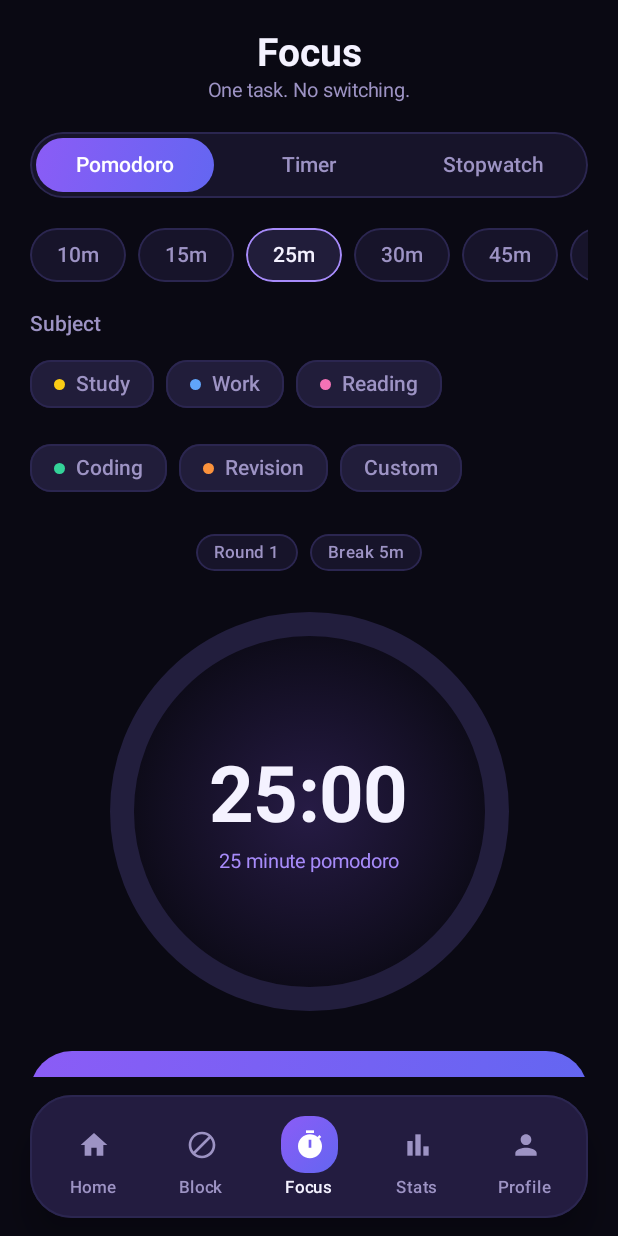
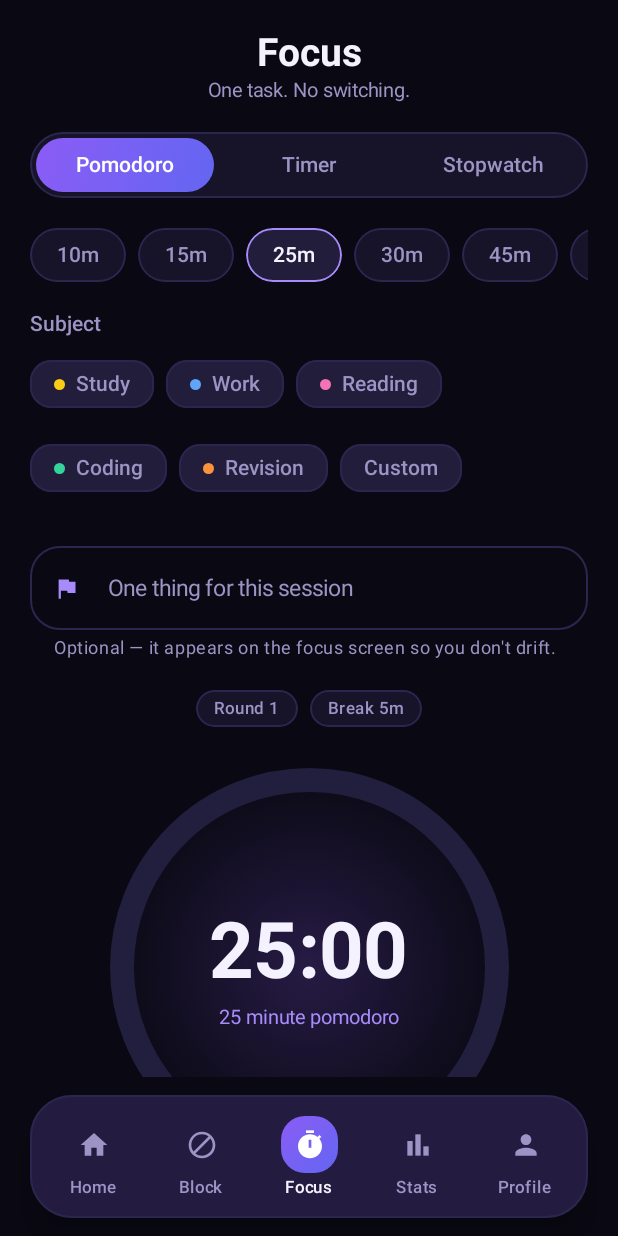
Before and after one commit to DhakadStudio/frostlock, an Android app built with Jetpack Compose: the FocusScreen screen opened through its navigation route, on a phone screen of 412 x 824 dp. Run offline under Robolectric (Android 15) with nearby library versions, the phone set to English and light mode, and no system bars; our stand-ins replace Dagger/Hilt's generated code.

Commit message:
Add per-session focus intention on timer and immersive screen

```diff
--- a/app/src/main/java/com/focusflow/app/data/local/prefs/FocusSettings.kt
+++ b/app/src/main/java/com/focusflow/app/data/local/prefs/FocusSettings.kt
@@ -45,6 +45,11 @@ class FocusSettings @Inject constructor(@ApplicationContext context: Context) {
     private val _sessionTag = MutableStateFlow(prefs.getString(KEY_SESSION_TAG, "") ?: "")
     val sessionTag: StateFlow<String> = _sessionTag.asStateFlow()
 
+    /** The one outcome the user wants from the current session. */
+    private val _sessionIntent =
+        MutableStateFlow(prefs.getString(KEY_SESSION_INTENT, "") ?: "")
+    val sessionIntent: StateFlow<String> = _sessionIntent.asStateFlow()
+
     fun setStrictMode(enabled: Boolean) {
         prefs.edit().putBoolean(KEY_STRICT_MODE, enabled).apply()
         _strictMode.value = enabled
@@ -72,6 +77,12 @@ class FocusSettings @Inject constructor(@ApplicationContext context: Context) {
         _sessionTag.value = cleaned
     }
 
+    fun setSessionIntent(intent: String) {
+        val cleaned = intent.trim().take(MAX_INTENT_LENGTH)
+        prefs.edit().putString(KEY_SESSION_INTENT, cleaned).apply()
+        _sessionIntent.value = cleaned
+    }
+
     fun setDailyGoalMinutes(minutes: Int) {
         val clamped = minutes.coerceIn(15, 8 * 60)
         prefs.edit().putInt(KEY_DAILY_GOAL, clamped).apply()
@@ -93,12 +104,14 @@ class FocusSettings @Inject constructor(@ApplicationContext context: Context) {
         const val KEY_BREAK_MINUTES = "pomodoro_break_minutes"
         const val KEY_FOCUS_GUARD = "focus_guard_enabled"
         const val KEY_SESSION_TAG = "last_session_tag"
+        const val KEY_SESSION_INTENT = "session_intent"
         const val DEFAULT_GOAL_MINUTES = 120
         const val DEFAULT_DURATION_MINUTES = 25
         const val DEFAULT_BREAK_MINUTES = 5
         const val MIN_BREAK_MINUTES = 1
         const val MAX_BREAK_MINUTES = 30
         const val MAX_TAG_LENGTH = 24
+        const val MAX_INTENT_LENGTH = 80
         const val MIN_DURATION_MINUTES = 1
         const val MAX_DURATION_MINUTES = 480
     }
--- a/app/src/main/java/com/focusflow/app/ui/screens/focus/FocusScreen.kt
+++ b/app/src/main/java/com/focusflow/app/ui/screens/focus/FocusScreen.kt
@@ -29,6 +29,7 @@ import androidx.compose.foundation.rememberScrollState
 import androidx.compose.foundation.verticalScroll
 import androidx.compose.material.icons.Icons
 import androidx.compose.material.icons.filled.Bolt
+import androidx.compose.material.icons.filled.Flag
 import androidx.compose.material.icons.filled.Pause
 import androidx.compose.material.icons.filled.PlayArrow
 import androidx.compose.material.icons.filled.SkipNext
@@ -67,6 +68,7 @@ import androidx.compose.ui.unit.dp
 import androidx.compose.ui.unit.sp
 import androidx.hilt.navigation.compose.hiltViewModel
 import com.focusflow.app.data.InstalledApp
+import com.focusflow.app.data.local.prefs.FocusSettings
 import com.focusflow.app.ui.components.AppCard
 import com.focusflow.app.ui.components.AppPickerDialog
 import com.focusflow.app.ui.components.SessionReflectionDialog
@@ -323,6 +325,45 @@ fun FocusScreen(
                 }
             }
         }
+
+        // One concrete outcome keeps the session from drifting.
+        OutlinedTextField(
+            value = state.intent,
+            onValueChange = viewModel::setIntent,
+            modifier = Modifier.fillMaxWidth(),
+            enabled = !state.isRunning,
+            singleLine = true,
+            label = { Text("One thing for this session") },
+            placeholder = { Text("e.g. Finish chapter 4", color = TextSecondary) },
+            leadingIcon = {
+                Icon(
+                    imageVector = Icons.Default.Flag,
+                    contentDescription = null,
+                    tint = AccentPurple,
+                    modifier = Modifier.size(18.dp)
+                )
+            },
+            supportingText = {
+                Text(
+                    text = if (state.intent.isBlank()) {
+                        "Optional — it appears on the focus screen so you don't drift."
+                    } else {
+                        "${state.intent.length}/${FocusSettings.MAX_INTENT_LENGTH}"
+                    },
+                    color = TextSecondary
+                )
+            },
+            colors = OutlinedTextFieldDefaults.colors(
+                focusedBorderColor = PrimaryPurple,
+                unfocusedBorderColor = StrokeSoft,
+                focusedTextColor = TextPrimary,
+                unfocusedTextColor = TextPrimary,
+                cursorColor = AccentPurple,
+                focusedLabelColor = AccentPurple,
+                unfocusedLabelColor = TextSecondary
+            ),
+            shape = MaterialTheme.shapes.medium
+        )
 
         if (customTagOpen) {
             TagDialog(
```
Also changed, not shown: app/src/main/java/com/focusflow/app/ui/screens/focus/FocusImmersiveOverlay.kt (+7 -2 lines), app/src/main/java/com/focusflow/app/ui/screens/focus/FocusViewModel.kt (+18 -0 lines).
